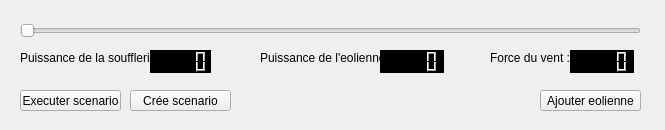
This is 06_taches_finale/01_alan_carrer/02_application/application/mainwindow.ui in Izakun/banc_de_test_eolienne as Qt 5 draws it before an edit. The edited form follows.
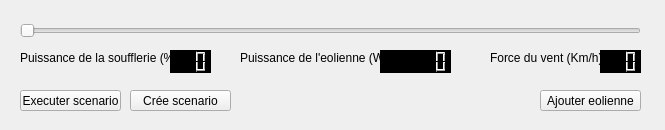
This is the edited form.

```diff
--- a/06_taches_finale/01_alan_carrer/02_application/application/mainwindow.ui
+++ b/06_taches_finale/01_alan_carrer/02_application/application/mainwindow.ui
@@ -74,25 +74,25 @@
      <rect>
       <x>20</x>
       <y>50</y>
-      <width>131</width>
+      <width>151</width>
       <height>16</height>
      </rect>
     </property>
     <property name="text">
-     <string>Puissance de la soufflerie : </string>
+     <string>Puissance de la soufflerie (%) : </string>
     </property>
    </widget>
    <widget class="QLabel" name="lbl_puissanceEolienne">
     <property name="geometry">
      <rect>
-      <x>260</x>
+      <x>240</x>
       <y>50</y>
-      <width>121</width>
+      <width>141</width>
       <height>16</height>
      </rect>
     </property>
     <property name="text">
-     <string>Puissance de l'eolienne :</string>
+     <string>Puissance de l'eolienne (W) :</string>
     </property>
    </widget>
    <widget class="QLabel" name="label">
@@ -100,52 +100,61 @@
      <rect>
       <x>490</x>
       <y>50</y>
-      <width>81</width>
+      <width>111</width>
       <height>16</height>
      </rect>
     </property>
     <property name="text">
-     <string>Force du vent :</string>
+     <string>Force du vent (Km/h) :</string>
     </property>
    </widget>
    <widget class="QLCDNumber" name="lcdNumber">
     <property name="geometry">
      <rect>
-      <x>150</x>
+      <x>170</x>
       <y>50</y>
-      <width>61</width>
+      <width>41</width>
       <height>23</height>
      </rect>
     </property>
     <property name="styleSheet">
      <string notr="true">background-color: black;</string>
     </property>
+    <property name="digitCount">
+     <number>3</number>
+    </property>
    </widget>
    <widget class="QLCDNumber" name="lcdNumber_2">
     <property name="geometry">
      <rect>
       <x>380</x>
       <y>50</y>
-      <width>64</width>
+      <width>71</width>
       <height>23</height>
      </rect>
     </property>
     <property name="styleSheet">
      <string notr="true">background-color: black;</string>
     </property>
+    <property name="digitCount">
+     <number>6</number>
+    </property>
    </widget>
    <widget class="QLCDNumber" name="lcdNumber_3">
     <property name="geometry">
      <rect>
-      <x>570</x>
+      <x>600</x>
       <y>50</y>
-      <width>64</width>
+      <width>41</width>
       <height>23</height>
      </rect>
     </property>
     <property name="styleSheet">
      <string notr="true">background-color: black;</string>
     </property>
+    <property name="digitCount">
+     <number>3</number>
+    </property>
    </widget>
   </widget>
  </widget>
```
Left out of the diff: 18 changed lines with no effect on the pictures.
